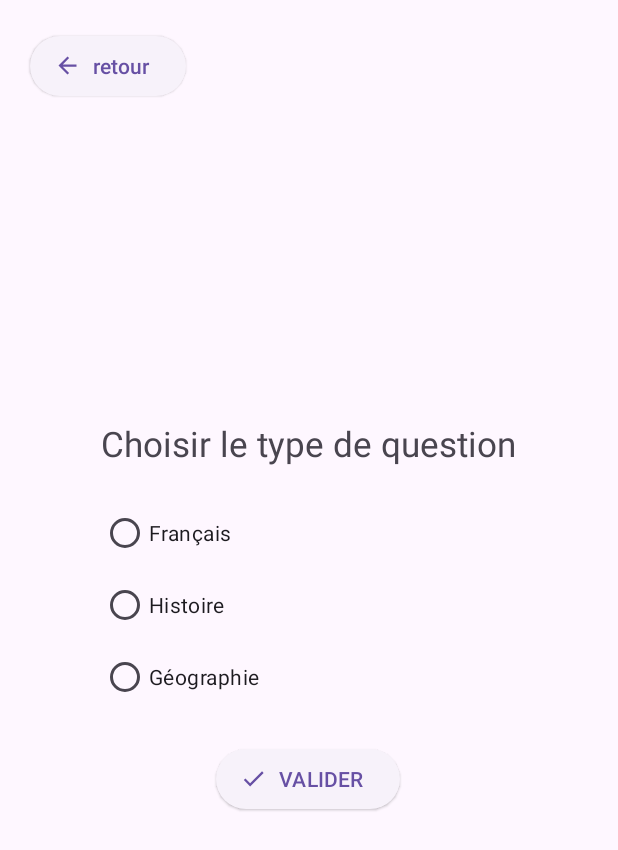
After one commit to IUT2follmih/MiniProjet, an Android app: the QCMActivity screen opened directly, with no data from a screen before it, on a phone screen of 412 x 824 dp. The commit adds this screen. Shown: the top 850 px of the screen. Run offline under Robolectric (Android 15) with nearby library versions, the phone set to English and light mode, and no system bars.

Commit message:
Ajout du 3em exo pt1

```diff
--- a/app/src/main/AndroidManifest.xml
+++ b/app/src/main/AndroidManifest.xml
@@ -12,6 +12,9 @@
         android:supportsRtl="true"
         android:theme="@style/Theme.MiniProjet"
         tools:targetApi="31">
+        <activity
+            android:name=".QCMActivity"
+            android:exported="false" />
         <activity
             android:name=".TableAdditionReponsesActivity"
             android:exported="false" />
--- /dev/null
+++ b/app/src/main/java/com/example/miniprojet/QCMActivity.java
@@ -0,0 +1,24 @@
+package com.example.miniprojet;
+
+import android.os.Bundle;
+
+import androidx.activity.EdgeToEdge;
+import androidx.appcompat.app.AppCompatActivity;
+import androidx.core.graphics.Insets;
+import androidx.core.view.ViewCompat;
+import androidx.core.view.WindowInsetsCompat;
+
+public class QCMActivity extends AppCompatActivity {
+
+    @Override
+    protected void onCreate(Bundle savedInstanceState) {
+        super.onCreate(savedInstanceState);
+        EdgeToEdge.enable(this);
+        setContentView(R.layout.activity_qcmactivity);
+        ViewCompat.setOnApplyWindowInsetsListener(findViewById(R.id.main), (v, insets) -> {
+            Insets systemBars = insets.getInsets(WindowInsetsCompat.Type.systemBars());
+            v.setPadding(systemBars.left, systemBars.top, systemBars.right, systemBars.bottom);
+            return insets;
+        });
+    }
+}
--- a/app/src/main/java/com/example/miniprojet/dataBase/AppDatabase.java
+++ b/app/src/main/java/com/example/miniprojet/dataBase/AppDatabase.java
@@ -3,7 +3,8 @@ package com.example.miniprojet.dataBase;
 import androidx.room.Database;
 import androidx.room.RoomDatabase;
 
-@Database(entities = {Users.class}, version = 1, exportSchema = false)
+@Database(entities = {Users.class, Questions.class}, version = 1, exportSchema = false)
 public abstract class AppDatabase extends RoomDatabase{
     public abstract UsersDAO usersDao();
+    public abstract QuestionsDAO questionsDao();
 }
--- /dev/null
+++ b/app/src/main/res/layout/activity_qcmactivity.xml
@@ -0,0 +1,69 @@
+<?xml version="1.0" encoding="utf-8"?>
+<RelativeLayout xmlns:android="http://schemas.android.com/apk/res/android"
+    xmlns:app="http://schemas.android.com/apk/res-auto"
+    xmlns:tools="http://schemas.android.com/tools"
+    android:id="@+id/main"
+    android:layout_width="match_parent"
+    android:layout_height="match_parent"
+    tools:context=".QCMActivity">
+
+    <Button
+        android:id="@+id/QCM_button_retour"
+        style="@style/Widget.Material3.Button.ElevatedButton.Icon"
+        android:layout_width="wrap_content"
+        android:layout_height="wrap_content"
+        android:layout_margin="20dp"
+        android:text="@string/QCM_button_text_retour"
+        app:icon="@drawable/baseline_arrow_back_24" />
+
+    <LinearLayout
+        android:layout_width="wrap_content"
+        android:layout_height="wrap_content"
+        android:layout_centerInParent="true"
+        android:gravity="center"
+        android:orientation="vertical"
+        android:padding="15dp">
+
+        <TextView
+            android:layout_width="wrap_content"
+            android:layout_height="wrap_content"
+            android:text="@string/QCM_text_choisir"
+            android:textAlignment="center"
+            android:textSize="23sp"
+            android:layout_marginBottom="20dp"/>
+
+        <RadioGroup
+            android:id="@+id/QCM_radioGroup"
+            android:layout_width="match_parent"
+            android:layout_height="wrap_content"
+            android:layout_marginBottom="20dp">
+
+            <RadioButton
+                android:id="@+id/QCM_radio1"
+                android:layout_width="match_parent"
+                android:layout_height="wrap_content"
+                android:text="@string/QCM_radio1" />
+
+            <RadioButton
+                android:id="@+id/QCM_radio2"
+                android:layout_width="match_parent"
+                android:layout_height="wrap_content"
+                android:text="@string/QCM_radio2" />
+
+            <RadioButton
+                android:id="@+id/QCM_radio3"
+                android:layout_width="match_parent"
+                android:layout_height="wrap_content"
+                android:text="@string/QCM_radio3" />
+        </RadioGroup>
+
+        <Button
+            android:id="@+id/QCM_button_suivant"
+            style="@style/Widget.Material3.Button.ElevatedButton.Icon"
+            android:layout_width="wrap_content"
+            android:layout_height="wrap_content"
+            android:text="@string/buttonTableValider"
+            app:icon="@drawable/baseline_check_24" />
+
+    </LinearLayout>
+</RelativeLayout>
--- a/app/src/main/res/values/strings.xml
+++ b/app/src/main/res/values/strings.xml
@@ -25,6 +25,11 @@
     <string name="Table_mult_res_btn_text">VALIDER</string>
     <string name="Result_btn_recommencer">Recommencer l\'exercice</string>
     <string name="List_text_user">Bonjour ?????</string>
-    <string name="Creation_button_text_retour">Annuler</string>
+    <string name="Creation_button_text_retour">Retour</string>
     <string name="Table_add_retour_btn_text">Retour</string>
+    <string name="QCM_button_text_retour">retour</string>
+    <string name="QCM_text_choisir">Choisir le type de question</string>
+    <string name="QCM_radio1">Français</string>
+    <string name="QCM_radio2">Histoire</string>
+    <string name="QCM_radio3">Géographie</string>
 </resources>
```
Also changed, not shown: app/src/main/java/com/example/miniprojet/dataBase/DataBaseClient.java (+48 -0 lines), app/src/main/java/com/example/miniprojet/dataBase/Questions.java (added, +48 -0 lines), app/src/main/java/com/example/miniprojet/dataBase/QuestionsDAO.java (added, +27 -0 lines), app/src/main/java/com/example/miniprojet/tableAddition/TableAddition.java (line endings or trailing spaces).
